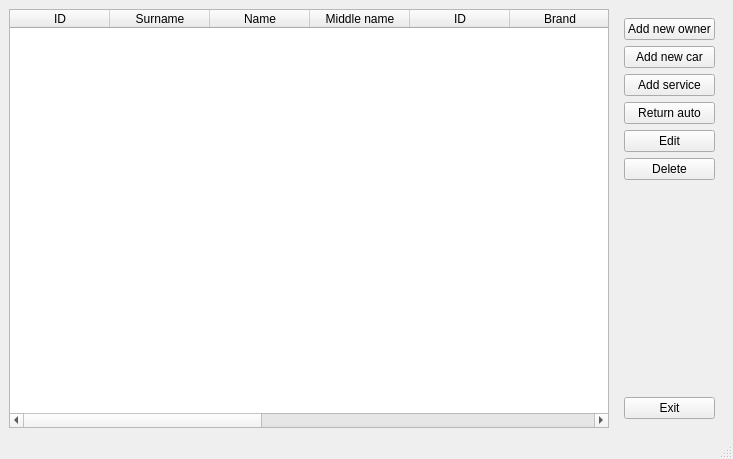
This is mainwindow.ui in LorenceUfa/autoservice as Qt 5 draws it before an edit. The edited form follows.
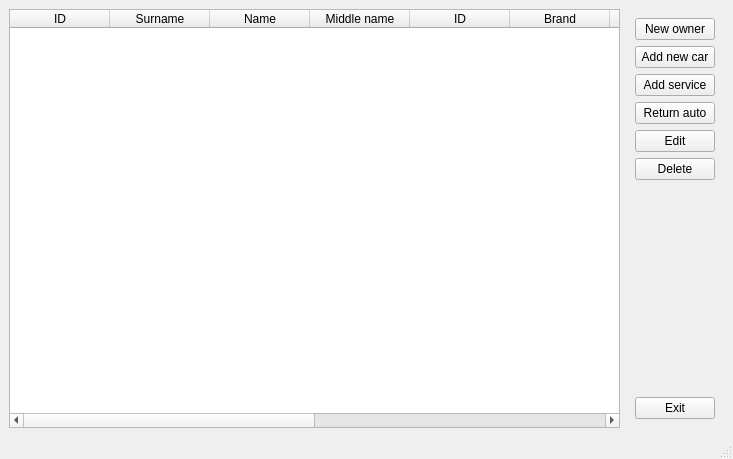
This is the edited form.

Patch:
```diff
--- a/mainwindow.ui
+++ b/mainwindow.ui
@@ -85,7 +85,7 @@
        <item>
         <widget class="QPushButton" name="button_add_owner">
          <property name="text">
-          <string>Add new owner</string>
+          <string>New owner</string>
          </property>
         </widget>
        </item>
```
